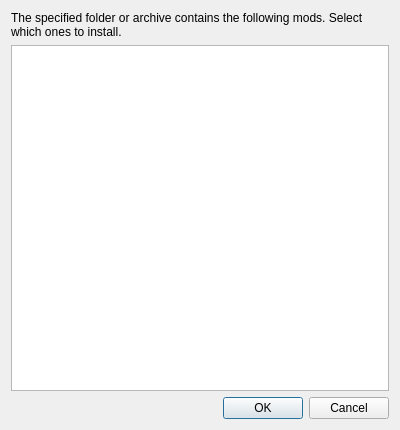
Old version of the form src/yuzu/configuration/addon/mod_select_dialog.ui in the repository Valdrrak/suyu-v0.0.4.
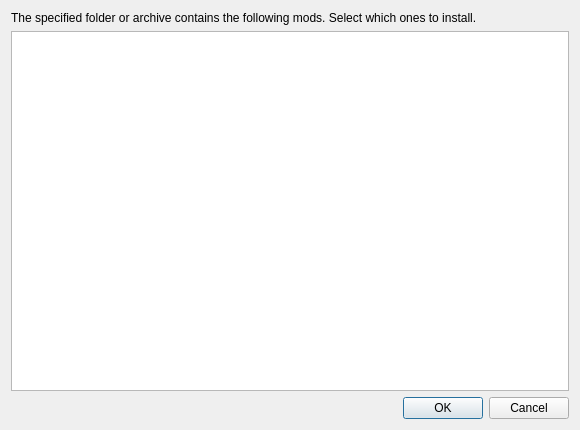
New version of the form.

What changed in the file:
```diff
--- a/src/yuzu/configuration/addon/mod_select_dialog.ui
+++ b/src/yuzu/configuration/addon/mod_select_dialog.ui
@@ -6,7 +6,7 @@
    <rect>
     <x>0</x>
     <y>0</y>
-    <width>400</width>
+    <width>580</width>
     <height>430</height>
    </rect>
   </property>
```
Left out of the diff: 2 changed lines with no effect on the pictures.
